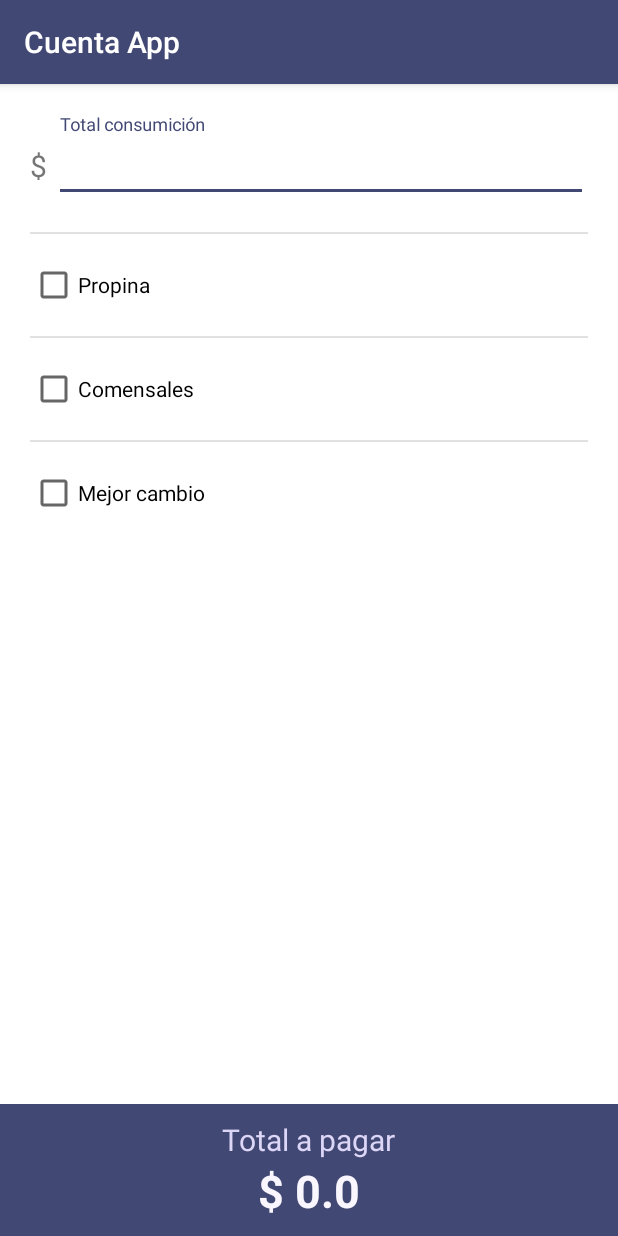
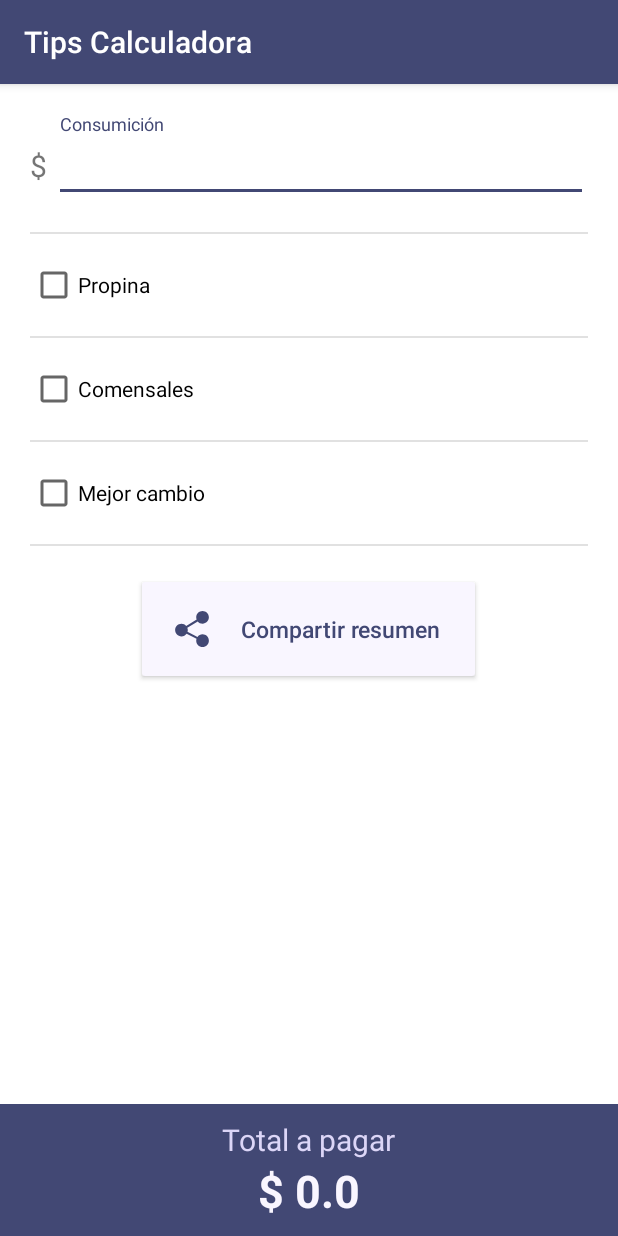
Before and after one commit to alexismorison95/propina-android-app, an Android app: the screen it shows after launch (MainActivity), on a phone screen of 412 x 824 dp. Run offline under Robolectric (Android 15) with nearby library versions, the light colour scheme and no system bars.

Commit message:
button compartir add

```diff
--- /dev/null
+++ b/app/src/main/res/drawable/ic_share.xml
@@ -0,0 +1,9 @@
+<vector xmlns:android="http://schemas.android.com/apk/res/android"
+    android:width="24dp"
+    android:height="24dp"
+    android:viewportWidth="512"
+    android:viewportHeight="512">
+  <path
+      android:fillColor="#424874"
+      android:pathData="M406,332c-29.641,0 -55.761,14.581 -72.167,36.755L191.99,296.124c2.355,-8.027 4.01,-16.346 4.01,-25.124c0,-11.906 -2.441,-23.225 -6.658,-33.636l148.445,-89.328C354.307,167.424 378.589,180 406,180c49.629,0 90,-40.371 90,-90c0,-49.629 -40.371,-90 -90,-90c-49.629,0 -90,40.371 -90,90c0,11.437 2.355,22.286 6.262,32.358l-148.887,89.59C156.869,193.136 132.937,181 106,181c-49.629,0 -90,40.371 -90,90c0,49.629 40.371,90 90,90c30.13,0 56.691,-15.009 73.035,-37.806l141.376,72.395C317.807,403.995 316,412.75 316,422c0,49.629 40.371,90 90,90c49.629,0 90,-40.371 90,-90C496,372.371 455.629,332 406,332z"/>
+</vector>
--- a/app/src/main/res/layout/activity_main.xml
+++ b/app/src/main/res/layout/activity_main.xml
@@ -16,14 +16,15 @@
         <LinearLayout
             android:layout_width="match_parent"
             android:layout_height="wrap_content"
-            android:orientation="vertical"
-            android:padding="20dp">
+            android:orientation="vertical">
 
             <LinearLayout
                 android:layout_width="match_parent"
                 android:layout_height="wrap_content"
                 android:orientation="horizontal"
-                android:layout_marginBottom="20dp">
+                android:layout_marginBottom="20dp"
+                android:layout_marginTop="20dp"
+                android:layout_marginHorizontal="20dp">
 
                 <TextView
                     android:layout_width="wrap_content"
@@ -39,7 +40,7 @@
                         android:id="@+id/inputConsumicion"
                         android:layout_width="match_parent"
                         android:layout_height="wrap_content"
-                        android:hint="Total consumición"
+                        android:hint="Consumición"
                         android:textSize="20sp"
                         android:inputType="numberDecimal"
                         android:imeOptions="actionDone"/>
@@ -51,13 +52,15 @@
                 android:layout_width="match_parent"
                 android:layout_height="1dip"
                 android:background="@color/colorGris"
-                android:layout_marginBottom="18dp"/>
+                android:layout_marginBottom="18dp"
+                android:layout_marginHorizontal="20dp"/>
 
             <CheckBox
                 android:id="@+id/propinaCheck"
                 android:layout_width="match_parent"
                 android:layout_height="wrap_content"
-                android:text="Propina"/>
+                android:text="Propina"
+                android:layout_marginHorizontal="20dp"/>
 
             <include layout="@layout/propina_layout"/>
 
@@ -65,14 +68,16 @@
                 android:layout_width="match_parent"
                 android:layout_height="1dip"
                 android:background="@color/colorGris"
-                android:layout_marginTop="18dp"/>
+                android:layout_marginTop="18dp"
+                android:layout_marginHorizontal="20dp"/>
 
             <CheckBox
                 android:id="@+id/comensalesCheck"
                 android:layout_width="match_parent"
                 android:layout_height="wrap_content"
                 android:text="Comensales"
-                android:layout_marginTop="18dp"/>
+                android:layout_marginTop="18dp"
+                android:layout_marginHorizontal="20dp"/>
 
             <include layout="@layout/comensal_layout"/>
 
@@ -80,14 +85,43 @@
                 android:layout_width="match_parent"
                 android:layout_height="1dip"
                 android:background="@color/colorGris"
-                android:layout_marginTop="18dp"/>
+                android:layout_marginTop="18dp"
+                android:layout_marginHorizontal="20dp"/>
 
             <CheckBox
                 android:id="@+id/cambioCheck"
                 android:layout_width="match_parent"
                 android:layout_height="wrap_content"
                 android:text="Mejor cambio"
-                android:layout_marginTop="18dp"/>
+                android:layout_marginTop="18dp"
+                android:layout_marginHorizontal="20dp"/>
+
+            <FrameLayout
+                android:layout_width="match_parent"
+                android:layout_height="1dip"
+                android:background="@color/colorGris"
+                android:layout_marginTop="18dp"
+                android:layout_marginHorizontal="20dp"/>
+
+            <Button
+                android:id="@+id/buttonShare"
+                android:theme="@style/ButtonShare"
+                android:layout_marginTop="18dp"
+                android:layout_marginBottom="18dp"
+                android:layout_width="wrap_content"
+                android:layout_height="wrap_content"
+                android:layout_marginHorizontal="20dp"
+                android:padding="25dp"
+                android:text="Compartir resumen"
+                android:layout_gravity="center_horizontal"
+                android:textSize="15sp"
+                android:textAllCaps="false"
+                android:drawableLeft="@drawable/ic_share"
+                android:drawableStart="@drawable/ic_share"
+                android:drawablePadding="20dp"
+                android:gravity="center_horizontal|center_vertical"
+                android:paddingRight="27dp"
+                android:paddingEnd="27dp" />
 
         </LinearLayout>
 
--- a/app/src/main/res/layout/propina_layout.xml
+++ b/app/src/main/res/layout/propina_layout.xml
@@ -8,7 +8,6 @@
     android:layout_height="wrap_content"
     android:orientation="vertical"
     android:visibility="gone"
-    android:theme="@style/CardCustomP"
     android:layout_marginHorizontal="20dp">
 
     <TextView
@@ -18,7 +17,7 @@
         android:layout_gravity="center_horizontal"
         android:text="10%"
         android:textSize="20sp"
-        android:textColor="@color/colorRojo"/>
+        android:textColor="@color/colorPrimary"/>
 
     <SeekBar
         android:id="@+id/seekBarPorcentaje"
--- a/app/src/main/res/values/strings.xml
+++ b/app/src/main/res/values/strings.xml
@@ -1,3 +1,3 @@
 <resources>
-    <string name="app_name">Cuenta App</string>
+    <string name="app_name">Tips Calculadora</string>
 </resources>
--- a/app/src/main/res/values/styles.xml
+++ b/app/src/main/res/values/styles.xml
@@ -7,17 +7,11 @@
         <item name="colorAccent">@color/colorAccent</item>
     </style>
 
-    <style name="BottomSection" parent="Theme.AppCompat.Light.DarkActionBar">
+
+    <style name="ButtonShare" parent="Widget.AppCompat.Button.Colored">
         <!-- Customize your theme here. -->
-        <item name="colorControlNormal">@color/colorPrimary</item>
-        <item name="colorControlActivated">@color/colorPrimary</item>
-    </style>
-
-    <style name="CardCustomP" parent="Theme.AppCompat.Light.DarkActionBar">
-        <!-- Customize your theme here. -->
-        <item name="colorPrimary">@color/colorRojo</item>
-        <item name="colorPrimaryDark">@color/colorRojo</item>
-        <item name="colorAccent">@color/colorRojo</item>
+        <item name="colorButtonNormal">@color/colorCard1</item>
+        <item name="android:textColor">@color/colorPrimary</item>
     </style>
 
 </resources>
```
